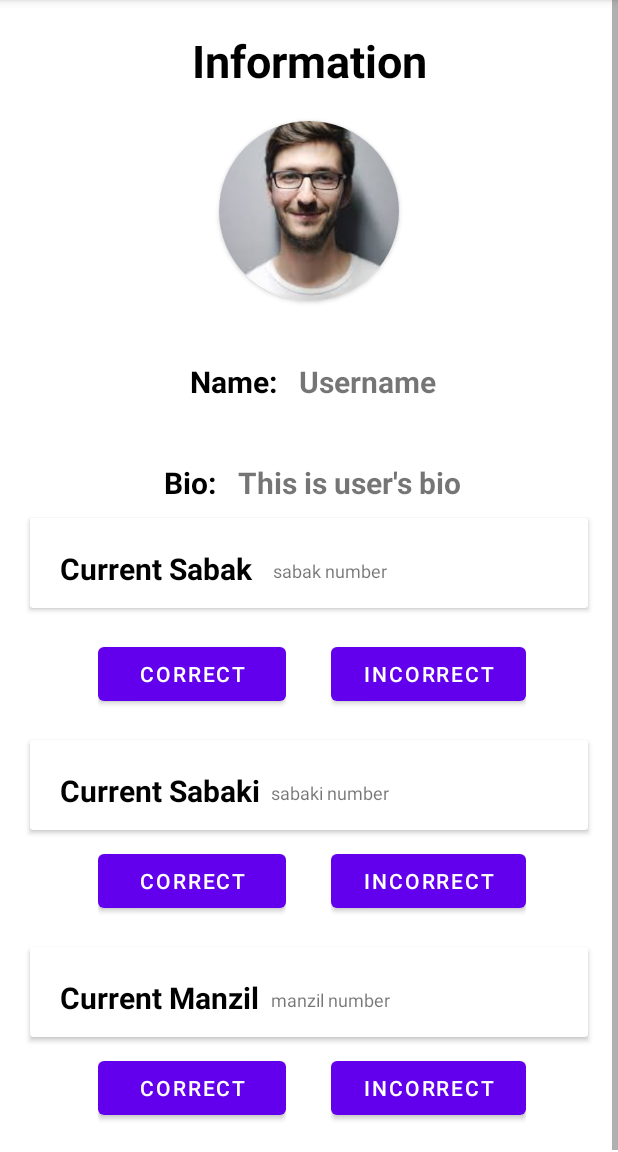
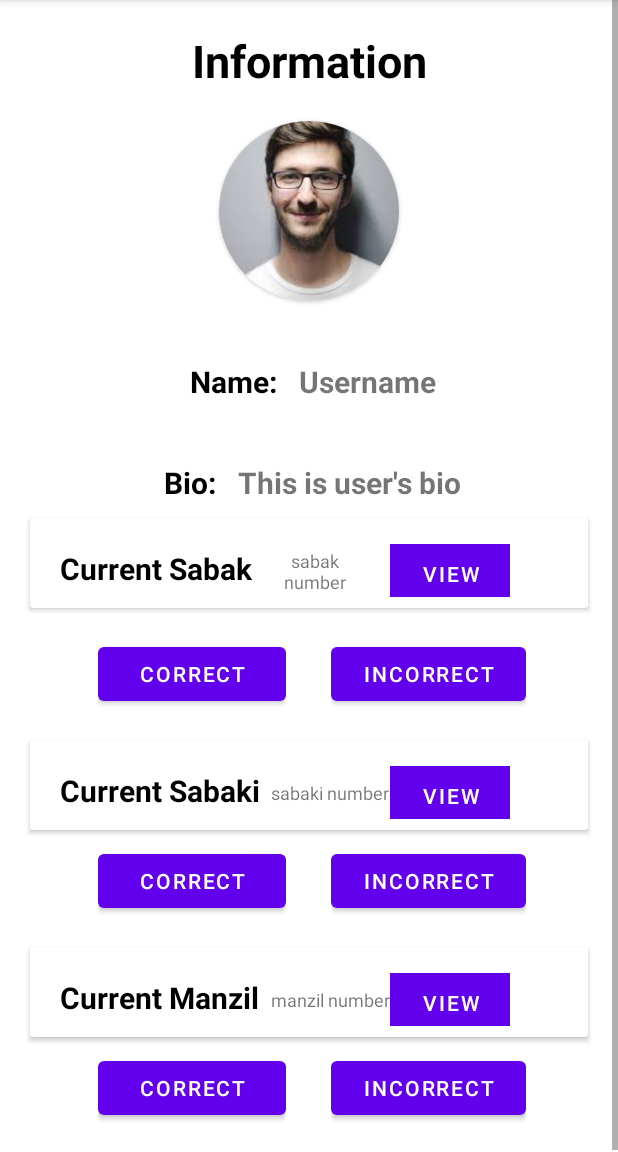
Before and after one commit to AAMNATARIQ/QuranRecordApplication, an Android app: the UserInformation screen opened directly, with no data from a screen before it, on a phone screen of 412 x 824 dp, the part 84-1236 px from its top. Run offline under Robolectric (Android 15) with nearby library versions, the phone set to English and light mode, and no system bars.

Commit message:
adding button view to user information

```diff
--- a/app/src/main/java/amnatariq/org/myquranapplication/UserInformation.java
+++ b/app/src/main/java/amnatariq/org/myquranapplication/UserInformation.java
@@ -7,10 +7,15 @@ import android.view.View;
 
 public class UserInformation extends AppCompatActivity implements View.OnClickListener {
 
+
+
     @Override
     protected void onCreate(Bundle savedInstanceState) {
         super.onCreate(savedInstanceState);
         setContentView(R.layout.activity_user_information);
+
+
+
     }
 
     @Override
--- a/app/src/main/res/layout/activity_user_information.xml
+++ b/app/src/main/res/layout/activity_user_information.xml
@@ -126,7 +126,7 @@
                     </TextView>
                     <TextView
                         android:id="@+id/textsabakvalue"
-                        android:layout_width="80dp"
+                        android:layout_width="60dp"
                         android:layout_height="30dp"
                         android:layout_marginLeft="160dp"
                         android:layout_marginTop="20dp"
@@ -134,6 +134,22 @@
                         android:gravity="center"
                         android:text="sabak number"
                         android:textSize="12sp"></TextView>
+
+                    <LinearLayout
+                        android:layout_width="wrap_content"
+                        android:layout_height="wrap_content"
+                        android:paddingLeft="240dp"
+                        android:paddingTop="17dp">
+                        <Button
+                            android:layout_width="80dp"
+                            android:layout_height="35dp"
+                            android:background="@color/teal_700"
+                            android:text="View"
+                            android:textColor="@color/white"
+                            >
+                        </Button>
+                    </LinearLayout>
+
                 </androidx.cardview.widget.CardView>
 
             </RelativeLayout>
@@ -198,6 +214,20 @@
                         android:gravity="center"
                         android:text="sabaki number"
                         android:textSize="12sp"></TextView>
+                    <LinearLayout
+                        android:layout_width="wrap_content"
+                        android:layout_height="wrap_content"
+                        android:paddingLeft="240dp"
+                        android:paddingTop="17dp">
+                        <Button
+                            android:layout_width="80dp"
+                            android:layout_height="35dp"
+                            android:background="@color/teal_700"
+                            android:text="View"
+                            android:textColor="@color/white"
+                            >
+                        </Button>
+                    </LinearLayout>
                 </androidx.cardview.widget.CardView>
             </RelativeLayout>
 
@@ -263,6 +293,20 @@
                         android:gravity="center"
                         android:text="manzil number"
                         android:textSize="12sp"></TextView>
+                    <LinearLayout
+                        android:layout_width="wrap_content"
+                        android:layout_height="wrap_content"
+                        android:paddingLeft="240dp"
+                        android:paddingTop="17dp">
+                        <Button
+                            android:layout_width="80dp"
+                            android:layout_height="35dp"
+                            android:background="@color/teal_700"
+                            android:text="View"
+                            android:textColor="@color/white"
+                            >
+                        </Button>
+                    </LinearLayout>
                 </androidx.cardview.widget.CardView>
             </RelativeLayout>
 
```
